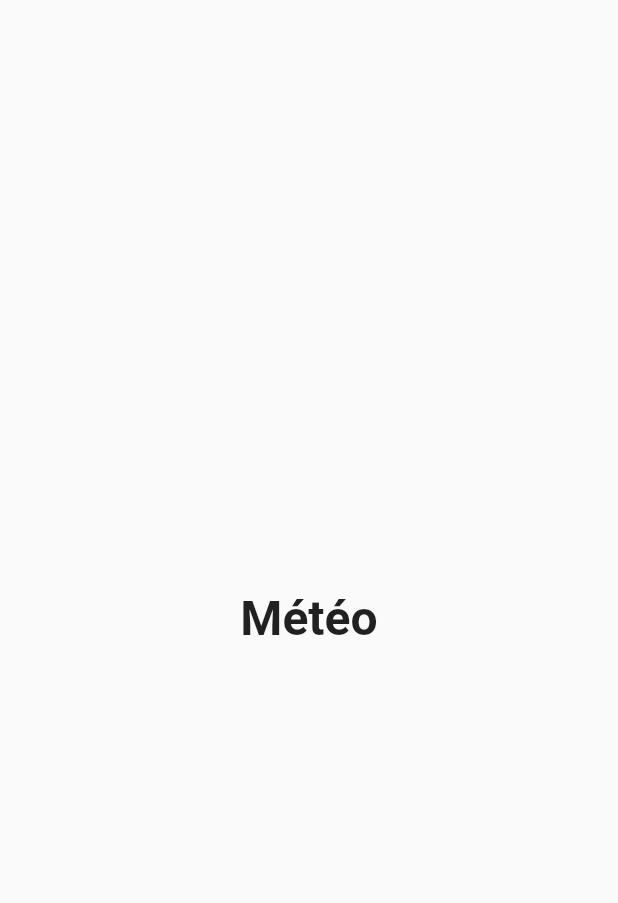
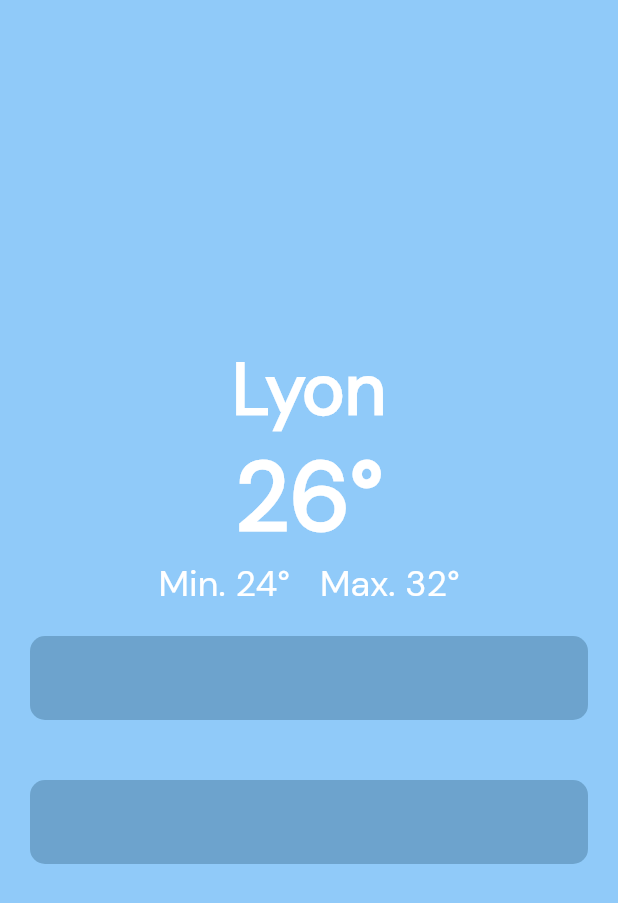
Before and after one commit to AlexisGelin/nsmeteo, a Flutter app: the screen it shows after launch, on a phone screen of 412 x 824 dp. Shown: the top 903 px of the screen. Run offline on Flutter 3.47's test engine with Material 2 defaults, Android fonts, the phone set to English and light mode, and no system bars; Roboto replaces fonts that are missing (Lexend).

Commit message:
chassis + links in pubsec

```diff
--- a/lib/main.dart
+++ b/lib/main.dart
@@ -1,4 +1,6 @@
 import 'package:flutter/material.dart';
+import 'package:nsmeteo/utils/appTheme.dart';
+import 'package:nsmeteo/widgets/Block.dart';
 
 void main() {
   runApp(const MyApp());
@@ -10,8 +12,7 @@
   @override
   Widget build(BuildContext context) {
     return MaterialApp(
-      debugShowCheckedModeBanner: false,
-      theme: ThemeData(),
+      theme: buildTheme(context),
       home: const MyHomePage(),
     );
   }
@@ -28,29 +29,70 @@
   @override
   Widget build(BuildContext context) {
     return Scaffold(
+      backgroundColor: Theme.of(context).backgroundColor,
       body: Center(
-          child: Column(
-              mainAxisAlignment: MainAxisAlignment.center,
-              children: const <Widget>[
+        child: Column(
+          mainAxisAlignment: MainAxisAlignment.center,
+          children: <Widget>[
             ///
             //////////////////////// Header
             ///
+            ////// Nom de ville
+            ///
 
-            Text("Météo",
-                style: TextStyle(
-                    fontFamily: 'Lexend',
-                    fontWeight: FontWeight.bold,
-                    fontSize: 32)),
+            Text("Lyon", style: Theme.of(context).textTheme.titleMedium),
+
+            ////// Température
+            ///
+
+            Text("26°", style: Theme.of(context).textTheme.titleLarge),
+
+            ////// Température min et max
+            ///
+
+            Row(
+              mainAxisAlignment: MainAxisAlignment.center,
+              children: <Widget>[
+                Text("Min. 24°", style: Theme.of(context).textTheme.titleSmall),
+                const BlockSmall(),
+                Text("Max. 32°", style: Theme.of(context).textTheme.titleSmall),
+              ],
+            ),
 
             ///
             //////////////////////// Température par heure
             ///
 
+            Padding(
+              padding: const EdgeInsets.all(20.0),
+              child: Container(
+                width: MediaQuery.of(context).size.width,
+                decoration: BoxDecoration(
+                  borderRadius: BorderRadius.circular(10),
+                  color: Theme.of(context).colorScheme.secondaryContainer,
+                ),
+                child: ListTile(),
+              ),
+            ),
 
             ///
             //////////////////////// Température pour les 5 jours
             ///
-          ])),
+
+            Padding(
+              padding: const EdgeInsets.all(20.0),
+              child: Container(
+                width: MediaQuery.of(context).size.width,
+                decoration: BoxDecoration(
+                  borderRadius: BorderRadius.circular(10),
+                  color: Theme.of(context).colorScheme.secondaryContainer,
+                ),
+                child: ListTile(),
+              ),
+            )
+          ],
+        ),
+      ),
     );
   }
 }
--- /dev/null
+++ b/lib/utils/appTheme.dart
@@ -0,0 +1,49 @@
+import 'package:flutter/material.dart';
+
+//Couleurs des textes
+const normalTextColor = Color.fromRGBO(255, 255, 255, 1);
+const placeholderColor = Color.fromRGBO(151, 186, 208, 1);
+
+//Couleurs des fonds
+const primaryColor = Color.fromRGBO(95, 168, 211, 1);
+const secondaryColor = Color.fromRGBO(27, 73, 101, 1);
+const thirdColor = Color.fromRGBO(202, 233, 255, 1);
+
+const backgroundTransparent = Color.fromRGBO(27, 73, 101, 0.3);
+
+ThemeData buildTheme(BuildContext context) {
+  return ThemeData(
+    brightness: Brightness.light,
+    primaryColor: primaryColor,
+    fontFamily: 'DMSans',
+    colorScheme: ColorScheme.fromSwatch().copyWith(
+        primary: primaryColor,
+        secondary: secondaryColor,
+        secondaryContainer: backgroundTransparent,
+        tertiary: thirdColor,
+        onPrimary: normalTextColor,
+        onTertiary: placeholderColor),
+    textTheme: Theme.of(context).textTheme.copyWith(
+          titleLarge: TextStyle(
+              fontSize: 64,
+              fontWeight: FontWeight.bold,
+              color: ColorScheme.fromSwatch().onPrimary),
+          titleMedium: TextStyle(
+              fontSize: 48,
+              fontWeight: FontWeight.bold,
+              color: ColorScheme.fromSwatch().onPrimary),
+          titleSmall: TextStyle(
+              fontSize: 24, color: ColorScheme.fromSwatch().onPrimary),
+          headlineMedium:
+              TextStyle(fontSize: 16, color: ColorScheme.fromSwatch().tertiary),
+          bodyMedium: TextStyle(
+              fontSize: 16, color: ColorScheme.fromSwatch().onPrimary),
+          labelMedium: TextStyle(
+              fontSize: 16,
+              fontWeight: FontWeight.bold,
+              color: ColorScheme.fromSwatch().onPrimary),
+          labelSmall: TextStyle(
+              fontSize: 16, color: ColorScheme.fromSwatch().onTertiary),
+        ),
+  );
+}
--- /dev/null
+++ b/lib/widgets/Block.dart
@@ -0,0 +1,12 @@
+import 'package:flutter/cupertino.dart';
+
+class BlockSmall extends StatelessWidget {
+  const BlockSmall({
+    Key? key,
+  }) : super(key: key);
+
+  @override
+  Widget build(BuildContext context) {
+    return const SizedBox(width: 20.0);
+  }
+}
```
Also changed, not shown: pubspec.yaml (+20 -66 lines), 16 other files.
